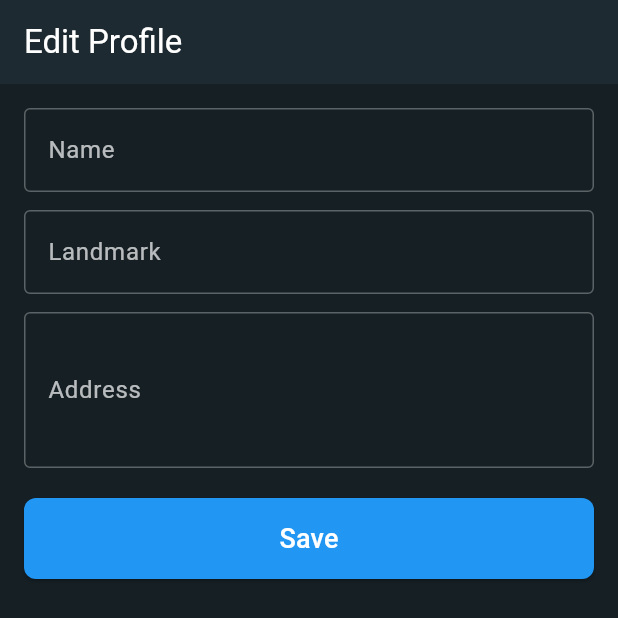
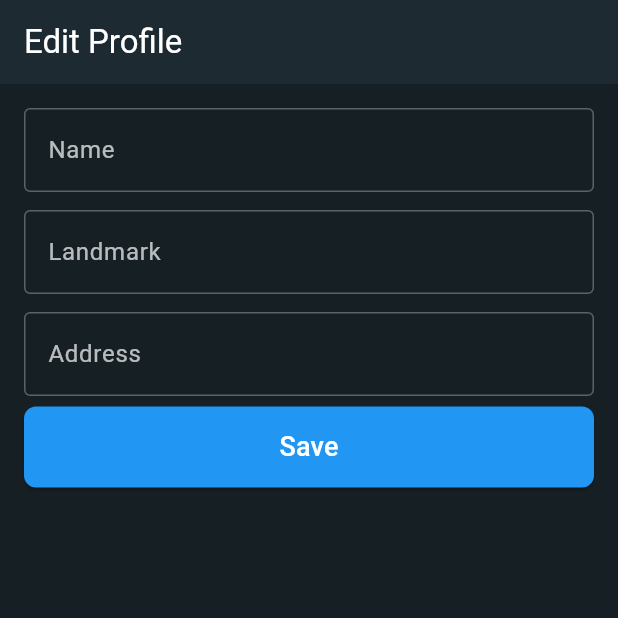
Before and after one commit to PriyadhaPrakash/Fishy, a Flutter app: the EditProfilePage screen opened directly, on a phone screen of 412 x 824 dp. Shown: the top 618 px of the screen. Run offline on Flutter 3.47's test engine with Material 3 defaults, Android fonts, the phone set to English and light mode, and no system bars; our stand-ins replace carousel_slider, flutter_otp_text_field, geocoding, geolocator, image_picker.

Commit message:
overflow done

```diff
--- a/lib/Editprofile.dart
+++ b/lib/Editprofile.dart
@@ -34,31 +34,33 @@ class _EditProfilePageState extends State<EditProfilePage> {
   }
 
   void saveProfile() {
-    // Update the profile data (you can send it to backend or local storage)
     final updatedData = {
       'name': nameController.text,
       'landmark': landmarkController.text,
       'address': addressController.text,
     };
-
-
-    Navigator.pop(context, updatedData); // Go back to profile page
+    Navigator.pop(context, updatedData);
   }
 
   @override
   Widget build(BuildContext context) {
     return Scaffold(
+      resizeToAvoidBottomInset: true, // ✅ allows body to resize when keyboard opens
       appBar: AppBar(
         automaticallyImplyLeading: false,
-        title: const Text('Edit Profile',style: TextStyle(color: Colors.white),),
+        title: const Text(
+          'Edit Profile',
+          style: TextStyle(color: Colors.white),
+        ),
         backgroundColor: const Color(0xFF1E2A32),
       ),
       backgroundColor: const Color(0xFF151F24),
-      body: Padding(
+      body: SafeArea(
+        child: SingleChildScrollView(
           padding: const EdgeInsets.all(16.0),
           child: Column(
+            crossAxisAlignment: CrossAxisAlignment.start,
             children: [
-            // Name field
               TextField(
                 controller: nameController,
                 style: const TextStyle(color: Colors.white),
@@ -67,13 +69,12 @@ class _EditProfilePageState extends State<EditProfilePage> {
                   labelStyle: TextStyle(color: Colors.white70),
                   enabledBorder: OutlineInputBorder(
                       borderSide: BorderSide(color: Colors.white30)),
-                focusedBorder: OutlineInputBorder(
-                    borderSide: BorderSide(color: Colors.blue)),
+                  focusedBorder:
+                  OutlineInputBorder(borderSide: BorderSide(color: Colors.blue)),
                 ),
               ),
               const SizedBox(height: 12),
 
-            // Landmark field
               TextField(
                 controller: landmarkController,
                 style: const TextStyle(color: Colors.white),
@@ -82,29 +83,27 @@ class _EditProfilePageState extends State<EditProfilePage> {
                   labelStyle: TextStyle(color: Colors.white70),
                   enabledBorder: OutlineInputBorder(
                       borderSide: BorderSide(color: Colors.white30)),
-                focusedBorder: OutlineInputBorder(
-                    borderSide: BorderSide(color: Colors.blue)),
+                  focusedBorder:
+                  OutlineInputBorder(borderSide: BorderSide(color: Colors.blue)),
                 ),
               ),
               const SizedBox(height: 12),
 
-            // Address field
               TextField(
                 controller: addressController,
-              maxLines: 3,
+                maxLines: 1,
                 style: const TextStyle(color: Colors.white),
                 decoration: const InputDecoration(
                   labelText: 'Address',
                   labelStyle: TextStyle(color: Colors.white70),
                   enabledBorder: OutlineInputBorder(
                       borderSide: BorderSide(color: Colors.white30)),
-                focusedBorder: OutlineInputBorder(
-                    borderSide: BorderSide(color: Colors.blue)),
+                  focusedBorder:
+                  OutlineInputBorder(borderSide: BorderSide(color: Colors.blue)),
                 ),
               ),
-            const SizedBox(height: 20),
+              const SizedBox(height: 7),
 
-            // Save button
               SizedBox(
                 width: double.infinity,
                 child: ElevatedButton(
@@ -125,6 +124,7 @@ class _EditProfilePageState extends State<EditProfilePage> {
             ],
           ),
         ),
+      ),
     );
   }
 }
--- a/lib/profile_display_page.dart
+++ b/lib/profile_display_page.dart
@@ -102,6 +102,7 @@ class _ProfileDisplayPageState extends State<ProfileDisplayPage> {
   @override
   Widget build(BuildContext context) {
     return Scaffold(
+
       backgroundColor: const Color(0xFF151F24),
       appBar: AppBar(
         backgroundColor: const Color(0xFF151F24),
@@ -109,6 +110,7 @@ class _ProfileDisplayPageState extends State<ProfileDisplayPage> {
       ),
       body: Padding(
         padding: const EdgeInsets.all(10.0),
+
         child: Column(
           children: [
             // Top card with avatar and name
```
Lines whose indentation alone changed are shown as unchanged.
